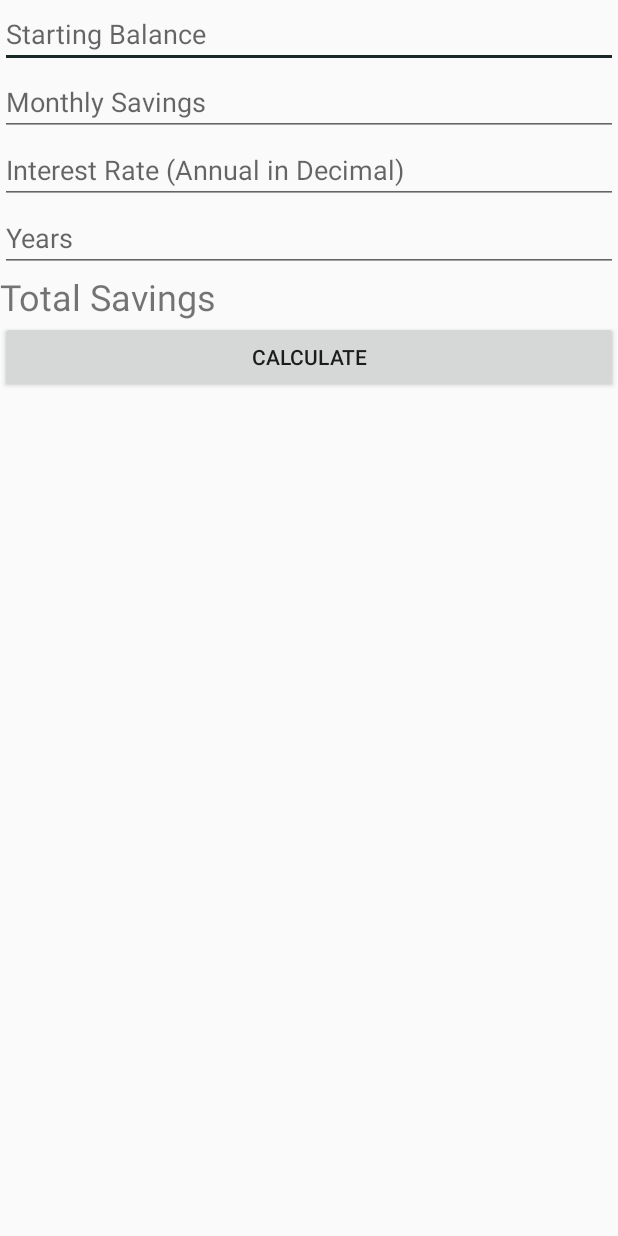
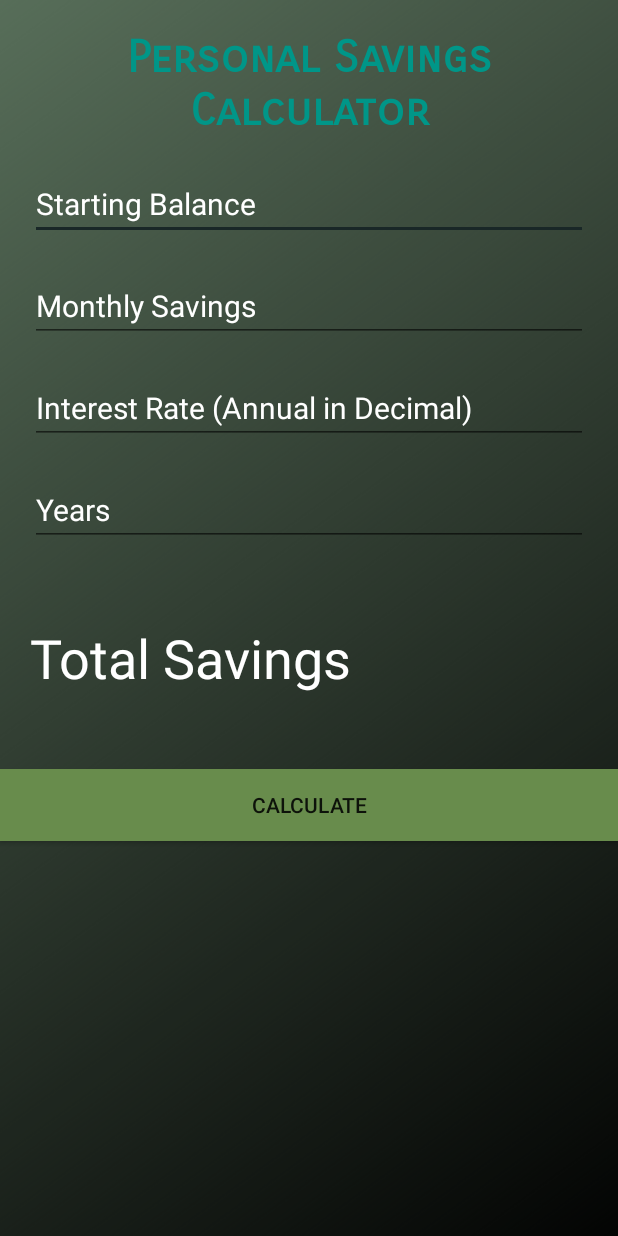
Before and after one commit to Synix12345/INFS3605FinancialLiteracy, an Android app: the InvestingActivity screen opened directly, with no data from a screen before it, on a phone screen of 412 x 824 dp. Run offline under Robolectric (Android 15) with nearby library versions, the light colour scheme and no system bars.

Commit message:
tried to make personal savings calculator look slightly good

```diff
--- a/app/src/main/java/com/example/infs3605financialliteracy/Activities/InvestingActivity.java
+++ b/app/src/main/java/com/example/infs3605financialliteracy/Activities/InvestingActivity.java
@@ -23,7 +23,7 @@ public class InvestingActivity extends AppCompatActivity {
     Button calcbutton;
     double startingbalance,interestrate,monthlysavings,endingbalance,interestPrinciple,futurevalue;
     int years;
-    private static DecimalFormat df2 = new DecimalFormat("#.##");
+
 
 
     @Override
@@ -59,7 +59,7 @@ public class InvestingActivity extends AppCompatActivity {
                 endingbalance=futurevalue+interestPrinciple;
 
 
-                Tendingbalance.setText(String.format("%.2f", endingbalance));
+                Tendingbalance.setText(String.format("$%.2f", endingbalance));
 
             }
 
--- a/app/src/main/res/layout/activity_investing.xml
+++ b/app/src/main/res/layout/activity_investing.xml
@@ -4,6 +4,7 @@
     xmlns:tools="http://schemas.android.com/tools"
     android:layout_width="match_parent"
     android:layout_height="match_parent"
+    android:background="@drawable/darkgreengradient"
     tools:context=".Activities.InvestingActivity">
 
     <LinearLayout
@@ -11,49 +12,92 @@
         android:layout_height="match_parent"
         android:orientation="vertical">
 
+        <TextView
+            android:id="@+id/title"
+            android:layout_width="match_parent"
+            android:layout_height="wrap_content"
+            android:layout_marginEnd="20dp"
+            android:layout_marginStart="20dp"
+            android:layout_marginTop="20dp"
+            android:fontFamily="sans-serif-smallcaps"
+            android:text="Personal Savings Calculator"
+            android:textAlignment="center"
+            android:textColor="#009688"
+            android:textSize="30sp"
+            android:textStyle="bold" />
+
         <EditText
             android:id="@+id/startingbalance"
             android:layout_width="match_parent"
             android:layout_height="wrap_content"
+            android:layout_marginEnd="20dp"
+            android:layout_marginStart="20dp"
+            android:layout_marginTop="20dp"
             android:ems="10"
             android:hint="Starting Balance"
-            android:inputType="numberDecimal" />
+            android:inputType="numberDecimal"
+            android:textColor="#FFFFFF"
+            android:textColorHint="#FFFFFF"
+            android:textSize="20sp" />
 
         <EditText
             android:id="@+id/monthlysavings"
             android:layout_width="match_parent"
             android:layout_height="wrap_content"
+            android:layout_marginEnd="20dp"
+            android:layout_marginStart="20dp"
+            android:layout_marginTop="20dp"
             android:ems="10"
             android:hint="Monthly Savings"
-            android:inputType="numberDecimal" />
+            android:inputType="numberDecimal"
+            android:textColor="#FFFFFF"
+            android:textColorHint="#FFFFFF"
+            android:textSize="20sp" />
 
         <EditText
             android:id="@+id/intrate"
             android:layout_width="match_parent"
             android:layout_height="wrap_content"
+            android:layout_marginEnd="20dp"
+            android:layout_marginStart="20dp"
+            android:layout_marginTop="20dp"
             android:ems="10"
             android:hint="Interest Rate (Annual in Decimal)"
-            android:inputType="numberDecimal" />
+            android:inputType="numberDecimal"
+            android:textColor="#FFFFFF"
+            android:textColorHint="#FFFFFF"
+            android:textSize="20sp" />
 
         <EditText
             android:id="@+id/years"
             android:layout_width="match_parent"
             android:layout_height="wrap_content"
+            android:layout_marginEnd="20dp"
+            android:layout_marginStart="20dp"
+            android:layout_marginTop="20dp"
             android:ems="10"
             android:hint="Years"
-            android:inputType="number" />
+            android:inputType="number"
+            android:textColor="#FFFFFF"
+            android:textColorHint="#FFFFFF"
+            android:textSize="20sp" />
 
         <TextView
             android:id="@+id/endingbalance"
             android:layout_width="match_parent"
             android:layout_height="wrap_content"
+            android:layout_marginBottom="50dp"
+            android:layout_marginStart="20dp"
+            android:layout_marginTop="50dp"
             android:text="Total Savings"
-            android:textSize="24sp" />
+            android:textColor="#FFFFFF"
+            android:textSize="36sp" />
 
         <Button
             android:id="@+id/btn_calc"
             android:layout_width="match_parent"
             android:layout_height="wrap_content"
+            android:background="#688C4C"
             android:text="Calculate" />
 
     </LinearLayout>
```
